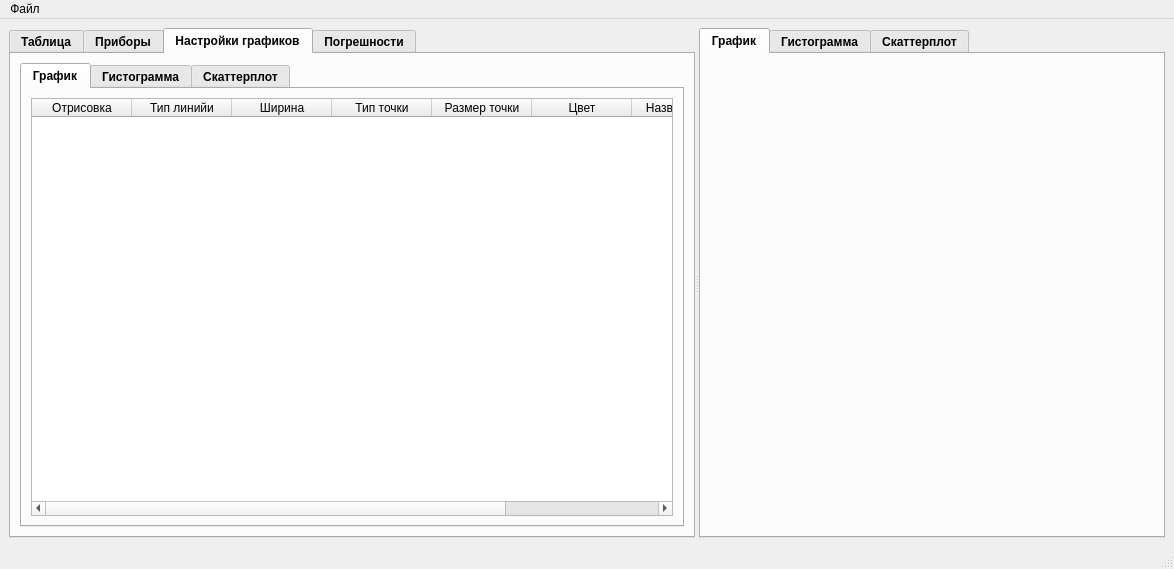
Qt form mainwindow.ui (GlebDorohov17092006/Experiment2025) before a commit.
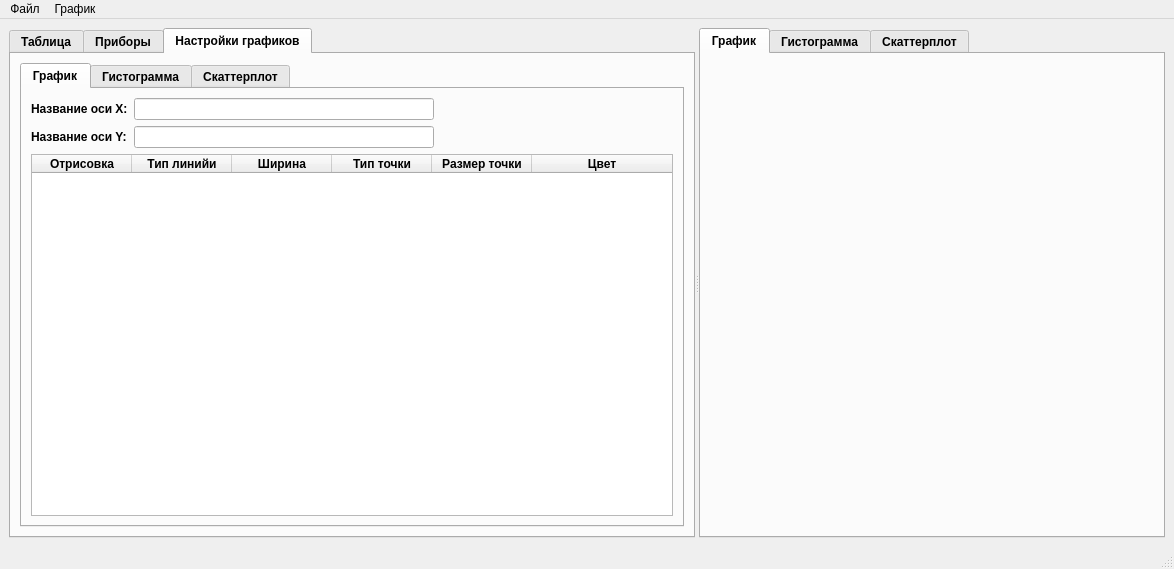
The same form after that commit. The open tabs and pages were chosen to show the change. Icons and pictures are not drawn. Custom widgets are drawn as their Qt base class.

Commit message: I merged the 'Errors' and 'Table' tabs and added a simple chart renderer

The edit to the form file:
```diff
--- a/mainwindow.ui
+++ b/mainwindow.ui
@@ -225,6 +225,64 @@
                 <string>График</string>
                </attribute>
                <layout class="QVBoxLayout" name="verticalLayout_5">
+                <item>
+                 <layout class="QFormLayout" name="formLayout_1">
+                  <item row="0" column="0">
+                   <widget class="QLabel" name="label_xAxis">
+                    <property name="font">
+                     <font>
+                      <bold>true</bold>
+                     </font>
+                    </property>
+                    <property name="text">
+                     <string>Название оси X:</string>
+                    </property>
+                   </widget>
+                  </item>
+                  <item row="0" column="1">
+                   <widget class="QLineEdit" name="lineEdit_xAxisLabel">
+                    <property name="maximumSize">
+                     <size>
+                      <width>300</width>
+                      <height>16777215</height>
+                     </size>
+                    </property>
+                    <property name="font">
+                     <font>
+                      <bold>false</bold>
+                     </font>
+                    </property>
+                   </widget>
+                  </item>
+                  <item row="1" column="0">
+                   <widget class="QLabel" name="label_yAxis">
+                    <property name="font">
+                     <font>
+                      <bold>true</bold>
+                     </font>
+                    </property>
+                    <property name="text">
+                     <string>Название оси Y:</string>
+                    </property>
+                   </widget>
+                  </item>
+                  <item row="1" column="1">
+                   <widget class="QLineEdit" name="lineEdit_yAxisLabel">
+                    <property name="maximumSize">
+                     <size>
+                      <width>300</width>
+                      <height>16777215</height>
+                     </size>
+                    </property>
+                    <property name="font">
+                     <font>
+                      <bold>false</bold>
+                     </font>
+                    </property>
+                   </widget>
+                  </item>
+                 </layout>
+                </item>
                 <item>
                  <widget class="QTableWidget" name="tableWidget_2">
                   <property name="font">
@@ -236,49 +294,72 @@
                    <number>0</number>
                   </property>
                   <property name="columnCount">
-                   <number>8</number>
+                   <number>6</number>
                   </property>
                   <attribute name="horizontalHeaderStretchLastSection">
                    <bool>true</bool>
                   </attribute>
+                  <attribute name="verticalHeaderVisible">
+                   <bool>true</bool>
+                  </attribute>
                   <column>
                    <property name="text">
                     <string>Отрисовка</string>
                    </property>
+                   <property name="font">
+                    <font>
+                     <bold>true</bold>
+                    </font>
+                   </property>
                   </column>
                   <column>
                    <property name="text">
                     <string>Тип линийи</string>
                    </property>
+                   <property name="font">
+                    <font>
+                     <bold>true</bold>
+                    </font>
+                   </property>
                   </column>
                   <column>
                    <property name="text">
                     <string>Ширина</string>
                    </property>
+                   <property name="font">
+                    <font>
+                     <bold>true</bold>
+                    </font>
+                   </property>
                   </column>
                   <column>
                    <property name="text">
                     <string>Тип точки</string>
                    </property>
+                   <property name="font">
+                    <font>
+                     <bold>true</bold>
+                    </font>
+                   </property>
                   </column>
                   <column>
                    <property name="text">
                     <string>Размер точки</string>
                    </property>
+                   <property name="font">
+                    <font>
+                     <bold>true</bold>
+                    </font>
+                   </property>
                   </column>
                   <column>
                    <property name="text">
                     <string>Цвет</string>
                    </property>
-                  </column>
-                  <column>
-                   <property name="text">
-                    <string>Название Ox</string>
-                   </property>
-                  </column>
-                  <column>
-                   <property name="text">
-                    <string>Название Oy</string>
+                   <property name="font">
+                    <font>
+                     <bold>true</bold>
+                    </font>
                    </property>
                   </column>
                  </widget>
@@ -380,30 +461,6 @@
             </item>
            </layout>
           </widget>
-          <widget class="QWidget" name="tab_5">
-           <attribute name="title">
-            <string>Погрешности</string>
-           </attribute>
-           <layout class="QVBoxLayout" name="verticalLayout_8">
-            <item>
-             <widget class="QLineEdit" name="formula_error"/>
-            </item>
-            <item>
-             <widget class="QTableWidget" name="tableWidget_3">
-              <column>
-               <property name="text">
-                <string>Абсолютная</string>
-               </property>
-              </column>
-              <column>
-               <property name="text">
-                <string>Относительная</string>
-               </property>
-              </column>
-             </widget>
-            </item>
-           </layout>
-          </widget>
          </widget>
         </item>
        </layout>
@@ -469,7 +526,15 @@
     <addaction name="action_CSV"/>
     <addaction name="action_3"/>
    </widget>
+   <widget class="QMenu" name="menu">
+    <property name="title">
+     <string>График</string>
+    </property>
+    <addaction name="action_4"/>
+    <addaction name="action_5"/>
+   </widget>
    <addaction name="Menu"/>
+   <addaction name="menu"/>
   </widget>
   <widget class="QStatusBar" name="statusbar"/>
   <action name="action">
```
Left out of the diff: 270 changed lines with no effect on the pictures. The commit also changes 2 other files.
